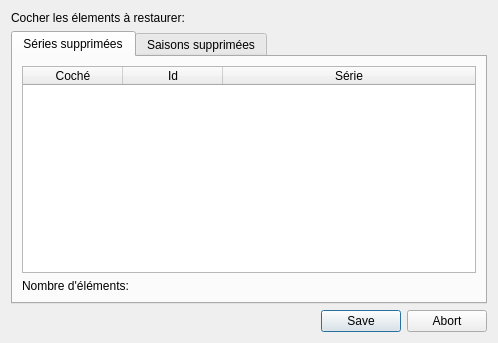
Before: the Qt Designer form src/ui/dialogs/deleted_elements.ui in seigneurfuo/MyAnimeManager3, drawn with Qt 5.
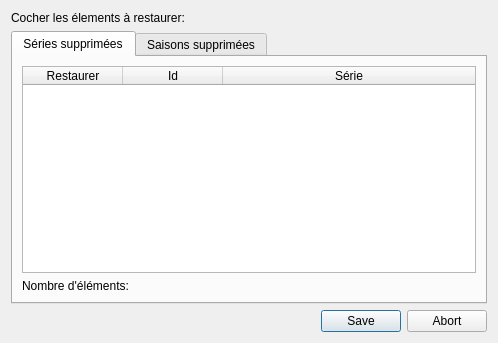
After: the same form once the commit is applied. The open tabs and pages were chosen to show the change.

Commit message: Corrections graphiques dans l'affichage des éléments supprimés.

Diff of the .ui file:
```diff
--- a/src/ui/dialogs/deleted_elements.ui
+++ b/src/ui/dialogs/deleted_elements.ui
@@ -52,11 +52,11 @@
           <bool>true</bool>
          </attribute>
          <attribute name="verticalHeaderDefaultSectionSize">
-          <number>20</number>
+          <number>30</number>
          </attribute>
          <column>
           <property name="text">
-           <string>Coché</string>
+           <string>Restaurer</string>
           </property>
          </column>
          <column>
```
Left out of the diff: 24 changed lines with no effect on the pictures.
